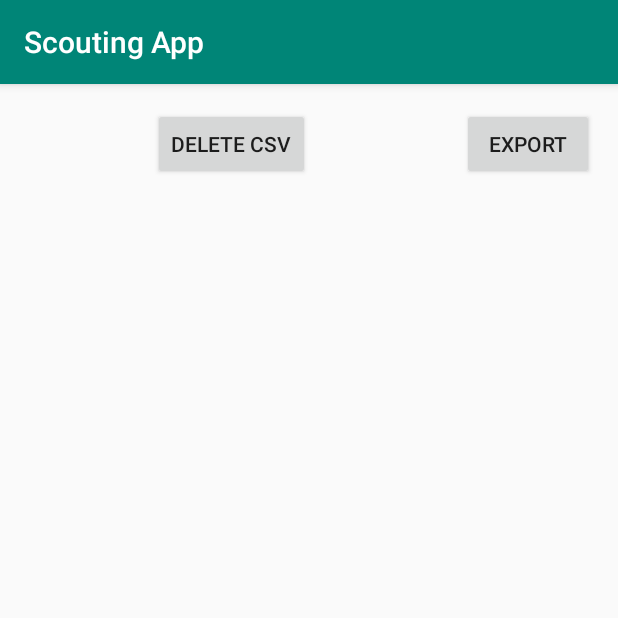
After one commit to PixelGaMERCaT/InfiniteScouting, an Android app: the AdminPanelActivity screen opened directly, with no data from a screen before it, on a phone screen of 412 x 824 dp, the top half of it. The commit adds this screen. Run offline under Robolectric (Android 15) with nearby library versions, the light colour scheme and no system bars.

Commit message:
Added export functionality, untested NFC data transfer

```diff
--- /dev/null
+++ b/app/src/main/java/com/example/myapplication/AdminPanelActivity.java
@@ -0,0 +1,132 @@
+package com.example.myapplication;
+
+import android.Manifest;
+import android.app.Activity;
+import android.content.Context;
+import android.content.Intent;
+import android.content.SharedPreferences;
+import android.content.pm.PackageManager;
+import android.net.Uri;
+import android.nfc.NdefMessage;
+import android.nfc.NdefRecord;
+import android.nfc.NfcAdapter;
+import android.nfc.NfcManager;
+import android.os.Build;
+import android.os.Bundle;
+import android.os.Environment;
+import android.os.ParcelFileDescriptor;
+import android.os.Parcelable;
+import android.view.View;
+import android.widget.TextView;
+import android.widget.Toast;
+
+import java.io.BufferedReader;
+import java.io.File;
+import java.io.FileInputStream;
+import java.io.FileNotFoundException;
+import java.io.FileOutputStream;
+import java.io.FileWriter;
+import java.io.IOException;
+import java.io.InputStreamReader;
+
+import androidx.appcompat.app.AppCompatActivity;
+import androidx.core.content.ContextCompat;
+
+public class AdminPanelActivity extends AppCompatActivity {
+
+    private boolean nfcRunning;
+    private String data;
+    private NfcAdapter nfcAdapter;
+
+
+    @Override
+    protected void onCreate(Bundle savedInstanceState) {
+        super.onCreate(savedInstanceState);
+        nfcRunning = false;
+        setContentView(R.layout.admin_panel);
+        data = MainActivity.readCSV(this);
+        nfcAdapter = NfcAdapter.getDefaultAdapter(this);
+
+    }
+
+    @Override
+    public void onNewIntent(Intent nfcIntent) {
+        super.onNewIntent(nfcIntent);
+        if (NfcAdapter.ACTION_NDEF_DISCOVERED.equals(nfcIntent.getAction())) {
+            Parcelable[] receivedArray = nfcIntent.getParcelableArrayExtra(NfcAdapter.EXTRA_NDEF_MESSAGES);
+            if (receivedArray != null) {
+                data += new String(((NdefMessage) receivedArray[0]).getRecords()[0].getPayload());
+            }
+        }
+    }
+
+    public void clearExportedData(View view) {
+
+    }
+
+    public void deleteCSV(View view) {
+        MainActivity.writeCSV(this, "");
+    }
+
+    public void export(View view) {
+        TextView tv = findViewById(R.id.outBox);
+        tv.setText(data);
+
+        if (Build.VERSION.SDK_INT > 23) {
+            // Check whether this app has write external storage permission or not.
+            int writeExternalStoragePermission = ContextCompat.checkSelfPermission(this, Manifest.permission.WRITE_EXTERNAL_STORAGE);
+            // If do not grant write external storage permission.
+            if (writeExternalStoragePermission != PackageManager.PERMISSION_GRANTED) {
+                // Request user to grant write external storage permission.
+                this.requestPermissions(new String[]{Manifest.permission.WRITE_EXTERNAL_STORAGE}, 3);
+            }
+        }
+        try {
+            File f = new File(Environment.getExternalStoragePublicDirectory(Environment.DIRECTORY_DOWNLOADS), "export.csv");
+//            Toast.makeText(this, ""+f., Toast.LENGTH_SHORT).show();
+            FileWriter writer = new FileWriter(f);
+            writer.append(data);
+            writer.flush();
+            writer.close();
+
+        } catch (Exception e) {
+            e.printStackTrace();
+
+        }
+
+//        Intent intent = new Intent(Intent.ACTION_CREATE_DOCUMENT);
+//        intent.addCategory(Intent.CATEGORY_OPENABLE);
+//        intent.setType("text/csv");
+//        intent.putExtra(Intent.EXTRA_TITLE, "export.csv");
+//        startActivityForResult(intent, 1);
+
+        //DONE: Export all data as movable file
+    }
+
+//    @Override
+//    public void onActivityResult(int requestCode, int resultCode, Intent resultData) {
+//        super.onActivityResult(requestCode, resultCode, resultData);
+//        if (requestCode == 1 && resultCode == Activity.RESULT_OK) {
+//            // The result data contains a URI for the document or directory that
+//            // the user selected.
+//            Uri uri;
+//            if (resultData != null) {
+//                uri = resultData.getData();
+//                try {
+//                    ParcelFileDescriptor pfd = this.getContentResolver().openFileDescriptor(uri, "w");
+//                    FileOutputStream fileOutputStream = new FileOutputStream(pfd.getFileDescriptor());
+//                    fileOutputStream.write(data.getBytes());
+//                    // Let the document provider know you're done by closing the stream.
+//                    fileOutputStream.close();
+//                    pfd.close();
+//                } catch (FileNotFoundException e) {
+//                    e.printStackTrace();
+//                } catch (IOException e) {
+//                    e.printStackTrace();
+//                }
+//            }
+//        }
+//    }
+
+
+}
--- /dev/null
+++ b/app/src/main/res/layout/admin_panel.xml
@@ -0,0 +1,45 @@
+<?xml version="1.0" encoding="utf-8"?>
+<androidx.constraintlayout.widget.ConstraintLayout xmlns:android="http://schemas.android.com/apk/res/android"
+    xmlns:app="http://schemas.android.com/apk/res-auto"
+    xmlns:tools="http://schemas.android.com/tools"
+    android:layout_width="match_parent"
+    android:layout_height="match_parent">
+
+    <Button
+        android:id="@+id/export"
+        android:layout_width="wrap_content"
+        android:layout_height="wrap_content"
+        android:layout_marginTop="16dp"
+        android:layout_marginEnd="16dp"
+        android:layout_marginRight="16dp"
+        android:onClick="export"
+        android:text="@string/export"
+        app:layout_constraintEnd_toEndOf="parent"
+        app:layout_constraintTop_toTopOf="parent" />
+
+    <Button
+        android:id="@+id/delete_csv"
+        android:layout_width="wrap_content"
+        android:layout_height="wrap_content"
+        android:layout_marginStart="16dp"
+        android:layout_marginLeft="16dp"
+        android:layout_marginTop="16dp"
+        android:layout_marginEnd="16dp"
+        android:layout_marginRight="16dp"
+        android:onClick="deleteCSV"
+        android:text="@string/delete_csv"
+        app:layout_constraintEnd_toStartOf="@+id/export"
+        app:layout_constraintStart_toStartOf="parent"
+        app:layout_constraintTop_toTopOf="parent" />
+
+    <TextView
+        android:id="@+id/outBox"
+        android:layout_width="wrap_content"
+        android:layout_height="wrap_content"
+        android:layout_marginStart="16dp"
+        android:layout_marginLeft="16dp"
+        android:layout_marginTop="16dp"
+        app:layout_constraintStart_toEndOf="@+id/delete_csv"
+        app:layout_constraintTop_toBottomOf="@+id/export" />
+
+</androidx.constraintlayout.widget.ConstraintLayout>
--- a/app/src/main/res/values/strings.xml
+++ b/app/src/main/res/values/strings.xml
@@ -1,5 +1,5 @@
 <resources>
-    <string name="app_name">My Application</string>
+    <string name="app_name">Scouting App</string>
     <string name="general">General</string>
     <string name="save">Save</string>
     <string name="name">Name</string>
@@ -29,6 +29,9 @@
     <string name="comments_question">Any additional comments:</string>
     <string name="no">NO</string>
     <string name="yes">YES</string>
+    <string name="start_nfc_server">Start NFC Server</string>
+    <string name="export">Export</string>
+    <string name="delete_csv">Delete CSV</string>
 
 
 </resources>
```
Also changed, not shown: app/src/main/AndroidManifest.xml (+9 -2 lines), app/src/main/java/com/example/myapplication/MainActivity.java (+153 -26 lines).
